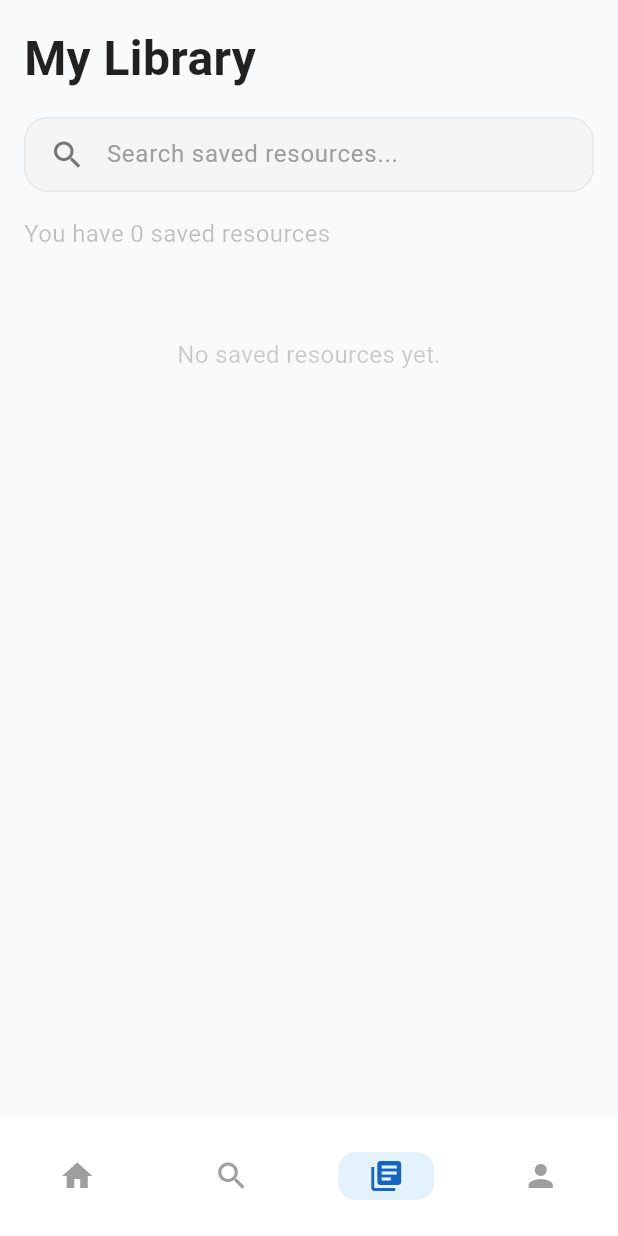
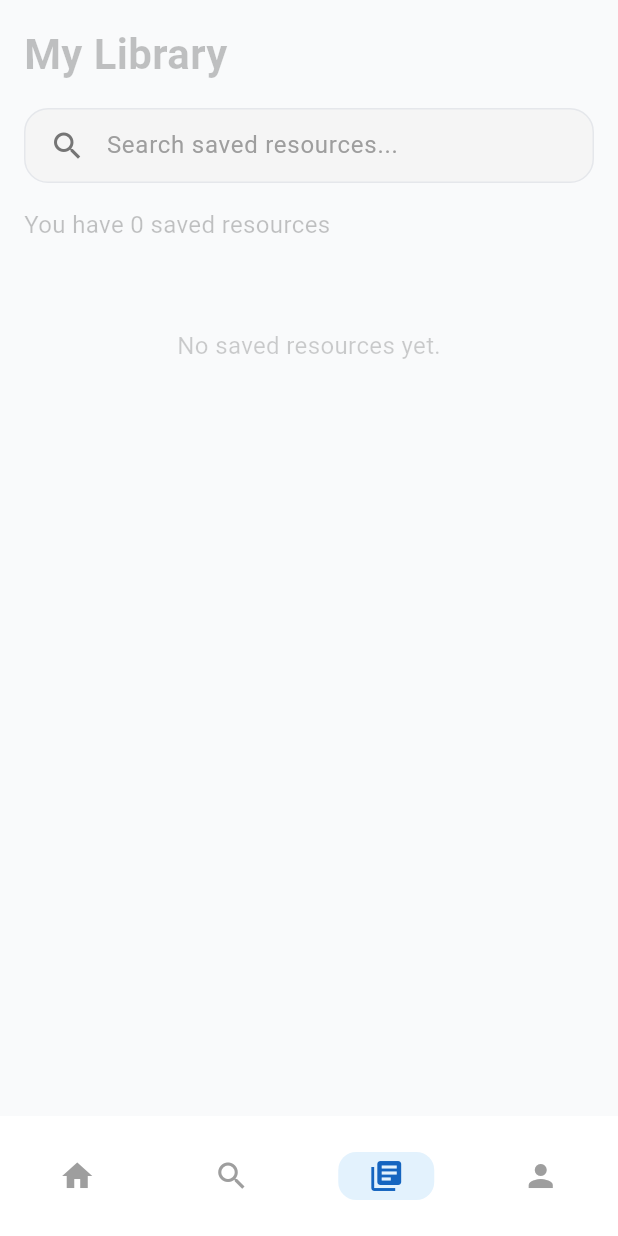
Before and after one commit to Junaid7200/CampusGrid-Flutter-Firebase-Riverpod-goRouter, a Flutter app: the LibraryPage screen opened by its route, on a phone screen of 412 x 824 dp. Run offline on Flutter 3.47's test engine with Material 3 defaults, Android fonts, the phone set to English and light mode, and no system bars; our stand-ins replace cloud_firestore, dio, file_picker, firebase_auth, firebase_core, flutter_svg and 4 more; missing offline and left inert: cloudinary_public; accounts and stored records are empty.

Commit message:
chore: font size changes

```diff
--- a/lib/src/features/library/library.dart
+++ b/lib/src/features/library/library.dart
@@ -80,9 +80,9 @@ class _LibraryPageState extends State<LibraryPage> {
                     child: Text(
                       'My Library',
                       style: TextStyle(
-                        fontSize: 32,
+                        fontSize: 28,
                         fontWeight: FontWeight.bold,
-                        color: colors.onSurface,
+                        color: colors.onSurface.withAlpha(60),
                       ),
                     ),
                   ),
```
